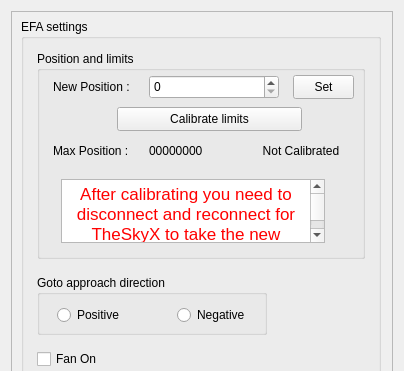
Above: efa.ui from rpineau/EFA before the change; both pictures show x 0 to 404 and y 0 to 371 of the 404 by 628 pixel window. Below: the same form after it.
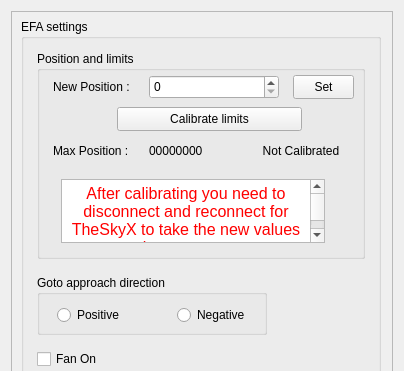
That is the form after the change. Custom widgets are drawn as their Qt base class.

Commit message: Reduce the font size of the warning

```diff
--- a/efa.ui
+++ b/efa.ui
@@ -354,7 +354,7 @@
 &lt;html&gt;&lt;head&gt;&lt;meta name=&quot;qrichtext&quot; content=&quot;1&quot; /&gt;&lt;style type=&quot;text/css&quot;&gt;
 p, li { white-space: pre-wrap; }
 &lt;/style&gt;&lt;/head&gt;&lt;body style=&quot; font-family:'.AppleSystemUIFont'; font-size:13pt; font-weight:400; font-style:normal;&quot;&gt;
-&lt;p align=&quot;center&quot; style=&quot; margin-top:0px; margin-bottom:0px; margin-left:0px; margin-right:0px; -qt-block-indent:0; text-indent:0px;&quot;&gt;&lt;span style=&quot; color:#ff0000;&quot;&gt;After calibrating you need to disconnect and reconnect for TheSkyX to take the new values into account&lt;/span&gt;&lt;/p&gt;&lt;/body&gt;&lt;/html&gt;</string>
+&lt;p align=&quot;center&quot; style=&quot; margin-top:0px; margin-bottom:0px; margin-left:0px; margin-right:0px; -qt-block-indent:0; text-indent:0px;&quot;&gt;&lt;span style=&quot; font-size:12pt; color:#ff0000;&quot;&gt;After calibrating you need to disconnect and reconnect for TheSkyX to take the new values into account&lt;/span&gt;&lt;/p&gt;&lt;/body&gt;&lt;/html&gt;</string>
         </property>
        </widget>
        <widget class="QPushButton" name="pushButton">
```
